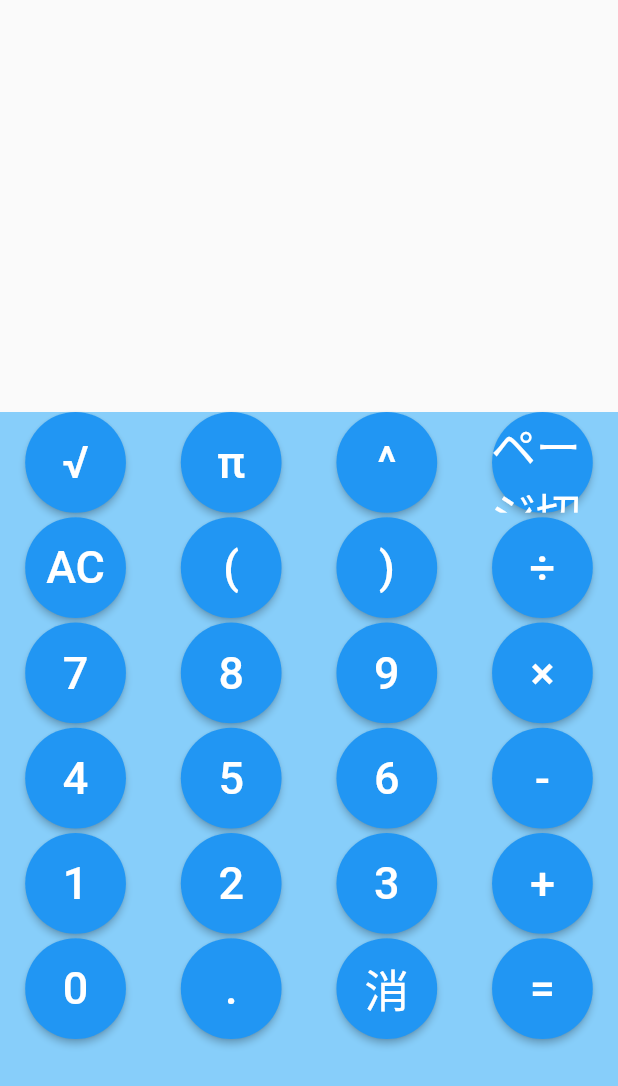
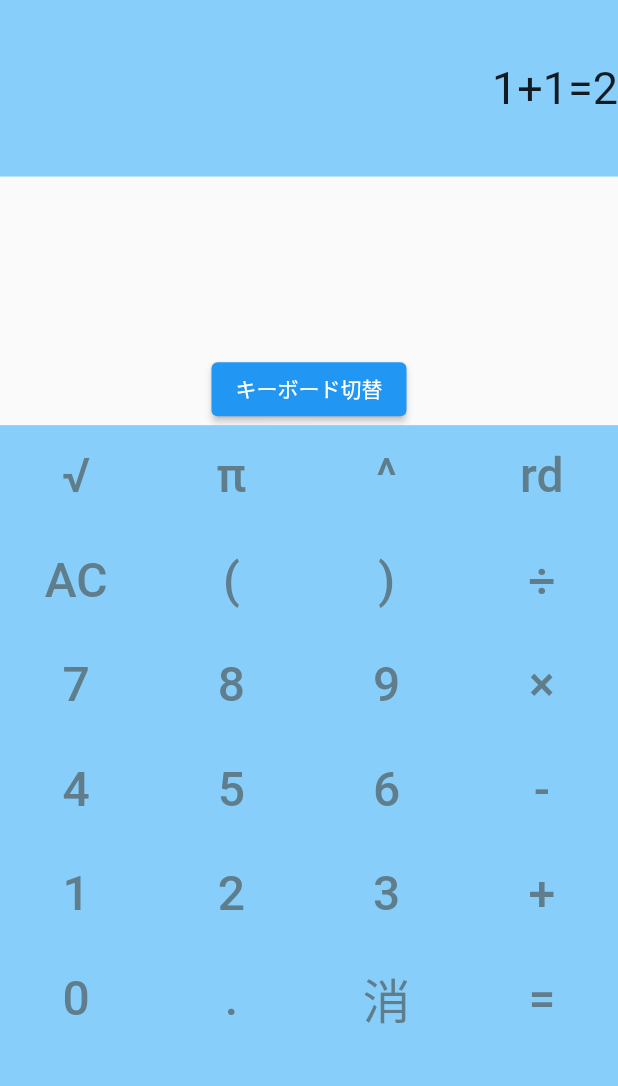
Before and after one commit to OUCC/calculator2022, a Flutter app: the screen it shows after launch, on a phone screen of 412 x 824 dp. Shown: the top 1086 px of the screen. Run offline on Flutter 3.47's test engine with Material 2 defaults, Android fonts, the phone set to English and light mode, and no system bars.

Commit message:
#1計算履歴を出力する部分追加。キーボードUI変更。キーボード切替用の画面遷移の基礎実装。

```diff
--- a/lib/main.dart
+++ b/lib/main.dart
@@ -1,11 +1,12 @@
 import 'dart:async'; //Stream用
+import 'dart:math';
 import 'package:flutter/material.dart';
 
 void main() {
   runApp(MyApp());
 }
 
-//https://2357developnote.blogspot.com/2020/05/flutter-calculator1.htmlを参考。
+//https://2357developnote.blogspot.com/2020/05/flutter-calculator1.htmlを参考。雛形作成。
 class MyApp extends StatelessWidget {
   @override
   Widget build(BuildContext context) {
@@ -13,15 +14,43 @@
         home: Scaffold(
             body: Column(
       mainAxisAlignment: MainAxisAlignment.start,
-      children: [
-        TextField(), //メモリ部と数式表示部
-        Keyboard(), //入力部
+      children: <Widget>[
+        MemoryField(), //メモリ部
+        TextField(), //数式表示部
+        Keyboard_1(), //入力部1枚目
       ],
     )));
   }
 }
 
-//メモリと数式表示。TextFiledとTextFieldは誤字ではなく別物。
+//メモリ部。
+class MemoryField extends StatefulWidget {
+  _MemoryFiledState createState() => _MemoryFiledState();
+}
+
+//メモリ部の続き。とりあえず数式表示部と同じ構造にするのがいいかな？
+class _MemoryFiledState extends State<MemoryField> {
+  String _expression = '1+1=2';
+  @override
+  Widget build(BuildContext context) {
+    return Expanded(
+        flex: 1,
+        child: Container(
+          color: const Color(0xff87cefa),
+          child: Align(
+            alignment: Alignment.centerRight,
+            child: Text(
+              _expression,
+              style: TextStyle(
+                fontSize: 30.0,
+              ),
+            ),
+          ),
+        ));
+  }
+}
+
+//数式表示部。TextFiledとTextFieldは誤字ではなく別物。
 class TextField extends StatefulWidget {
   _TextFiledState createState() => _TextFiledState();
 }
@@ -47,7 +76,7 @@
         flex: 1,
         child: Container(
           child: Align(
-            alignment: Alignment.centerRight,
+            alignment: Alignment.centerRight, //右詰め
             child: Text(
               _expression,
               style: TextStyle(
@@ -60,15 +89,81 @@
 
   static final controller = StreamController<String>();
 
-  ///Stream生成
+  //Stream生成
   @override
   void initState() {
     controller.stream.listen((event) => _UpdateText(event));
   }
 }
 
-//キーボード
-class Keyboard extends StatelessWidget {
+//キーボード1枚目
+class Keyboard_1 extends StatelessWidget {
+  @override
+  Widget build(BuildContext context) {
+    return Expanded(
+        flex: 5, //高さの割合
+        child: Column(children: <Widget>[
+          ElevatedButton(
+            onPressed: () {
+              // （1） 指定した画面に遷移する
+              Navigator.push(
+                  context,
+                  MaterialPageRoute(
+                      // （2） 実際に表示するページを指定する
+                      builder: (context) => Keyboard_2()));
+            },
+            style: TextButton.styleFrom(
+              primary: Colors.white,
+            ),
+            child: Text('キーボード切替'),
+          ),
+          Expanded(
+              child: Center(
+                  child: Container(
+            color: const Color(0xff87cefa),
+            child: GridView.count(
+              childAspectRatio: 1.5, // グリッドのサイズが正方形いっぱいにならないように。大きいほどサイズが小さくなる。
+              crossAxisCount: 4, //一行に4個表示
+              mainAxisSpacing: 2.0,
+              crossAxisSpacing: 2.0,
+              children: [
+                '√',
+                'π',
+                '^',
+                'rd', //乱数
+                'AC',
+                '(',
+                ')',
+                '÷',
+                '7',
+                '8',
+                '9',
+                '×',
+                '4',
+                '5',
+                '6',
+                '-',
+                '1',
+                '2',
+                '3',
+                '+',
+                '0',
+                '.',
+                '消',
+                '=',
+              ].map((key) {
+                return GridTile(
+                  child: Button(key),
+                );
+              }).toList(),
+            ),
+          )))
+        ]));
+  }
+}
+
+//キーボード2枚目
+class Keyboard_2 extends StatelessWidget {
   @override
   Widget build(BuildContext context) {
     return Expanded(
@@ -82,13 +177,13 @@
             mainAxisSpacing: 3.0,
             crossAxisSpacing: 3.0,
             children: [
-              '√',
-              'π',
-              '^',
-              'ページ切替',
+              'sin',
+              'cos',
+              'tan',
+              ':', //時間用
               'AC',
-              '(',
-              ')',
+              'e',
+              '//', //抵抗並列用演算子
               '÷',
               '7',
               '8',
@@ -124,14 +219,11 @@
   Widget build(BuildContext context) {
     return Container(
         //googleの円ボタン//
-        child: ElevatedButton(
-      style: ElevatedButton.styleFrom(
-        shape: const CircleBorder(),
-      ),
+        child: TextButton(
       child: Center(
         child: Text(
           _key,
-          style: TextStyle(fontSize: 30.0),
+          style: TextStyle(fontSize: 32.0, color: Colors.blueGrey),
         ),
       ),
       onPressed: () {
```
